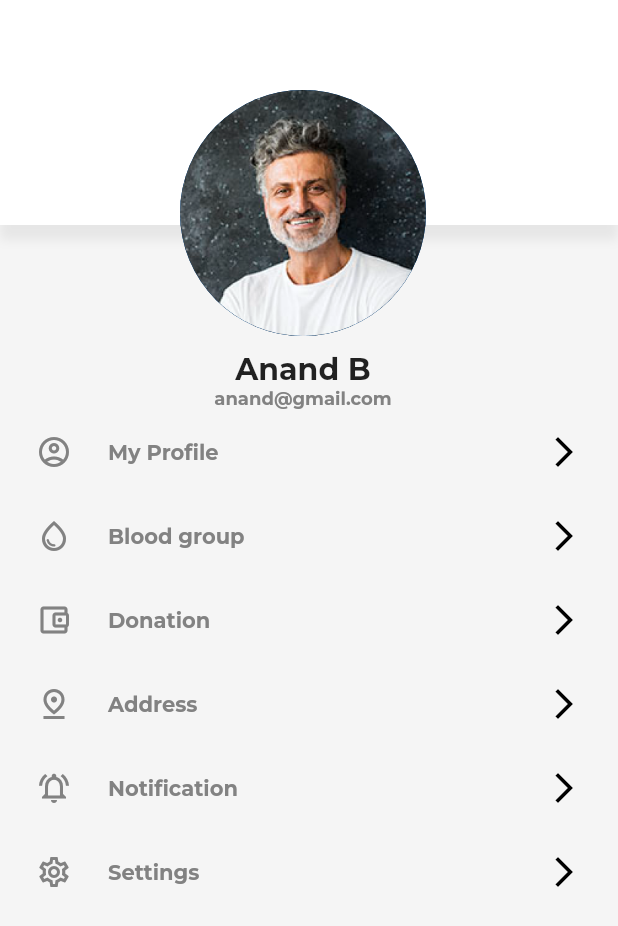
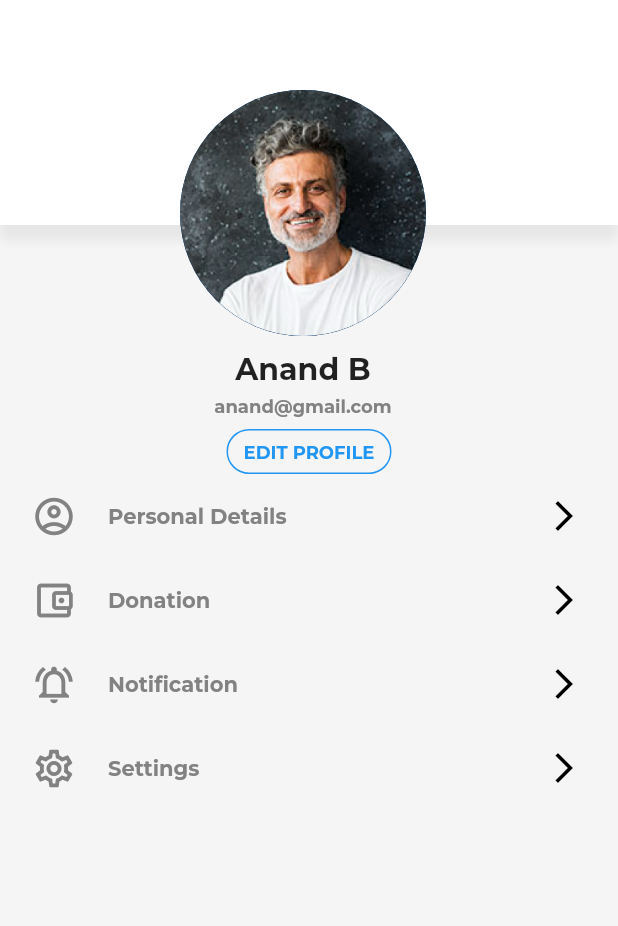
Before and after one commit to I-Zz/ahhf_app, a Flutter app: the ProfileScreen screen opened directly, on a phone screen of 412 x 824 dp. Shown: the top 926 px of the screen. Run offline on Flutter 3.47's test engine with Material 2 defaults, Android fonts, the phone set to English and light mode, and no system bars; our stand-ins replace dots_indicator; project files that could hold a hidden picture were left out.

Commit message:
personal details page added and profile screen edited

```diff
--- a/lib/screens/profile_screen.dart
+++ b/lib/screens/profile_screen.dart
@@ -1,3 +1,4 @@
+import 'package:ahhf_app/screens/personal_details.dart';
 import 'package:flutter/material.dart';
 import 'package:flutter/src/widgets/framework.dart';
 import 'package:flutter/src/widgets/placeholder.dart';
@@ -51,6 +52,9 @@ class ProfileScreen extends StatelessWidget {
                           fontWeight: FontWeight.w600,
                         ),
                       ),
+                      const SizedBox(
+                        height: 5,
+                      ),
                       Text(
                         'anand@gmail.com',
                         textAlign: TextAlign.center,
@@ -66,25 +70,43 @@ class ProfileScreen extends StatelessWidget {
                 )
               ],
             ),
-            //const Divider(),
-            ProfileMenuWidget(
-              title: "My Profile",
-              icon: Icons.account_circle_outlined,
-              onPress: () {},
+            const SizedBox(
+              height: 8,
+            ),
+            new SizedBox(
+              width: 110,
+              height: 30,
+              child: TextButton(
+                onPressed: () {},
+                child: Text('EDIT PROFILE',
+                    style: TextStyle(
+                        color: Colors.blue,
+                        fontSize: 12,
+                        fontFamily: 'Montserrat',
+                        fontWeight: FontWeight.w600)),
+                style: TextButton.styleFrom(
+                  shape: RoundedRectangleBorder(
+                    side: BorderSide(
+                        color: Colors.blue, width: 1, style: BorderStyle.solid),
+                    borderRadius: BorderRadius.circular(30),
+                  ),
+                ),
+              ),
             ),
             ProfileMenuWidget(
-              title: "Blood group",
-              icon: Icons.water_drop_outlined,
-              onPress: () {},
+              title: "Personal Details",
+              icon: Icons.account_circle_outlined,
+              onPress: () {
+                Navigator.push(
+                    context,
+                    MaterialPageRoute(
+                      builder: (context) => PersonalDetails(),
+                    ));
+              },
             ),
             ProfileMenuWidget(
               title: "Donation",
               icon: Icons.account_balance_wallet_outlined,
-              onPress: () {},
-            ),
-            ProfileMenuWidget(
-              title: "Address",
-              icon: Icons.pin_drop_outlined,
               onPress: () {},
             ),
             ProfileMenuWidget(
@@ -132,6 +154,7 @@ class ProfileMenuWidget extends StatelessWidget {
         ),
         child: Icon(
           icon,
+          size: 30,
           color: Color.fromRGBO(130, 130, 130, 1),
         ),
       ),
@@ -159,3 +182,12 @@ class ProfileMenuWidget extends StatelessWidget {
     );
   }
 }
+
+/*
+ButtonStyle(
+                shape: MaterialStateProperty.all(RoundedRectangleBorder(
+                  borderRadius: BorderRadius.circular(30.0),
+                )),
+              ),
+
+*/
```
Also changed, not shown: lib/screens/personal_details.dart (added, +76 -0 lines).
